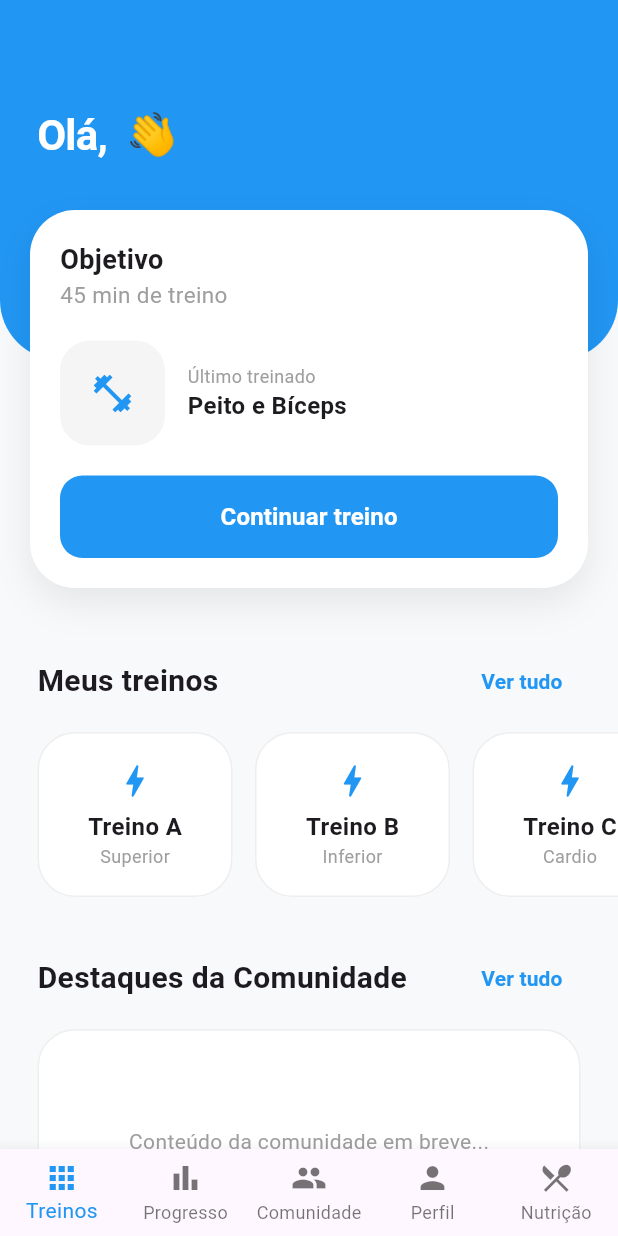
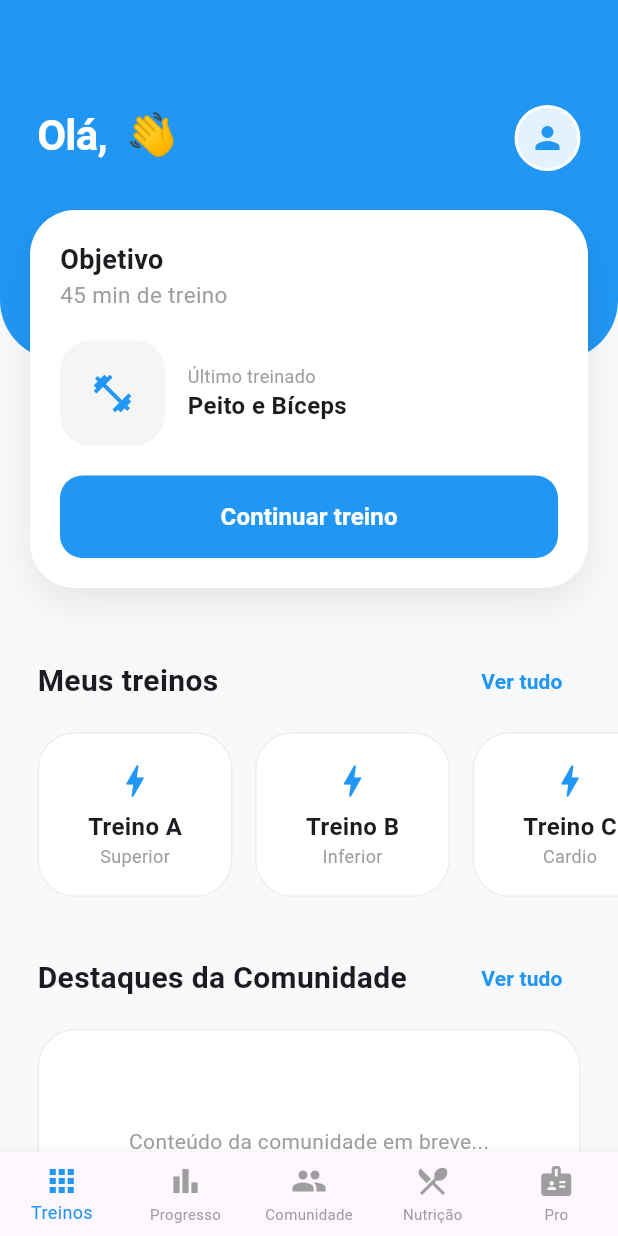
Before and after one commit to FabioZvirJ/scripts, a Flutter app: the MainWrapper screen opened directly with empty values, on a phone screen of 412 x 824 dp. Run offline on Flutter 3.47's test engine with Material 3 defaults, Android fonts, the phone set to English and light mode, and no system bars; our stand-ins replace sqflite, sqflite_common_ffi; missing offline and left inert: flag; accounts and stored records are empty; network calls fail.

Commit message:
FEAT: retirando perfil de baixo e colocando em cima

```diff
--- a/gymoraly/lib/views/home_view.dart
+++ b/gymoraly/lib/views/home_view.dart
@@ -1,4 +1,6 @@
 import 'package:flutter/material.dart';
+// IMPORTANTE: Adicione o import da tela de perfil para a navegação funcionar
+import 'package:gymoraly/views/profile_view.dart';
 
 class HomeView extends StatelessWidget {
   final String userName;
@@ -26,8 +28,14 @@ class HomeView extends StatelessWidget {
                     color: primaryColor,
                     borderRadius: BorderRadius.vertical(bottom: Radius.circular(40)),
                   ),
-                  padding: const EdgeInsets.only(top: 70, left: 25),
-                  child: Text(
+                  // Adicionei 'right: 25' para o ícone não grudar na borda
+                  padding: const EdgeInsets.only(top: 70, left: 25, right: 25),
+                  child: Row(
+                    crossAxisAlignment: CrossAxisAlignment.start,
+                    mainAxisAlignment: MainAxisAlignment.spaceBetween, // Joga um pra cada lado
+                    children: [
+                      // Texto de Saudação
+                      Text(
                         'Olá, $userName 👋',
                         style: const TextStyle(
                           color: Colors.white,
@@ -35,6 +43,33 @@ class HomeView extends StatelessWidget {
                           fontWeight: FontWeight.bold,
                           letterSpacing: -0.5,
                         ),
+                      ),
+
+                      // Ícone de Perfil Clicável
+                      GestureDetector(
+                        onTap: () {
+                          // Navega para a tela de Perfil quando clicado
+                          Navigator.push(
+                            context,
+                            MaterialPageRoute(
+                              builder: (context) => ProfileView(userName: userName),
+                            ),
+                          );
+                        },
+                        child: Container(
+                          padding: const EdgeInsets.all(2), // Bordinha branca opcional
+                          decoration: const BoxDecoration(
+                            color: Colors.white,
+                            shape: BoxShape.circle,
+                          ),
+                          child: const CircleAvatar(
+                            radius: 20,
+                            backgroundColor: Color(0xFFE3F2FD), // Fundo azul bem clarinho
+                            child: Icon(Icons.person, color: primaryColor, size: 24),
+                          ),
+                        ),
+                      ),
+                    ],
                   ),
                 ),
 
--- a/gymoraly/lib/views/main_wrapper.dart
+++ b/gymoraly/lib/views/main_wrapper.dart
@@ -2,6 +2,8 @@ import 'package:flutter/material.dart';
 import 'package:gymoraly/views/community_view.dart';
 import 'package:gymoraly/views/nutrition_view.dart';
 import 'package:gymoraly/views/profile_view.dart';
+// IMPORTANTE: Adicione o import da nova view de profissionais
+import 'package:gymoraly/views/profissionais_view.dart';
 import 'home_view.dart';
 import 'progress_view.dart';
 
@@ -18,17 +20,18 @@ class _MainWrapperState extends State<MainWrapper> {
 
   @override
   Widget build(BuildContext context) {
-    // Aqui listamos as páginas na ordem dos ícones
+    // 1. Adicionamos a ProfissionaisView no final da lista
     final List<Widget> _pages = [
       HomeView(userName: widget.userName), // Índice 0
       const ProgressView(),               // Índice 1
-      const CommunityView(),
-      ProfileView(userName: widget.userName),
-      const NutritionView(),
+      const CommunityView(),              // Índice 2
+      ProfileView(userName: widget.userName), // Índice 3
+      const NutritionView(),              // Índice 4
+      const ProfissionaisView(),          // Índice 5 <-- NOVA TELA
     ];
 
     return Scaffold(
-      // O IndexedStack faz a mágica de trocar a tela
+      // O IndexedStack faz a mágica de trocar a tela sem perder o estado delas
       body: IndexedStack(
         index: _currentIndex,
         children: _pages,
@@ -37,17 +40,20 @@ class _MainWrapperState extends State<MainWrapper> {
         currentIndex: _currentIndex,
         onTap: (index) {
           setState(() {
-            _currentIndex = index; // Isso agora muda a tela de verdade!
+            _currentIndex = index; // Muda a tela de verdade!
           });
         },
-        type: BottomNavigationBarType.fixed,
+        type: BottomNavigationBarType.fixed, // Mantém todos visíveis
         selectedItemColor: const Color(0xFF2196F3),
+        unselectedItemColor: Colors.grey, // Garante que os inativos fiquem cinzas
+        selectedFontSize: 12, // Um pouco menor para caber melhor os 6 itens
+        unselectedFontSize: 10,
         items: const [
           BottomNavigationBarItem(icon: Icon(Icons.apps), label: 'Treinos'),
           BottomNavigationBarItem(icon: Icon(Icons.bar_chart), label: 'Progresso'),
           BottomNavigationBarItem(icon: Icon(Icons.people), label: 'Comunidade'),
-          BottomNavigationBarItem(icon: Icon(Icons.person), label: 'Perfil'),
           BottomNavigationBarItem(icon: Icon(Icons.restaurant_menu), label: 'Nutrição'),
+          BottomNavigationBarItem(icon: Icon(Icons.badge), label: 'Pro'),
         ],
       ),
     );
```
Lines whose indentation alone changed are shown as unchanged.
